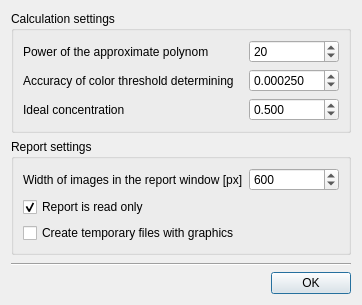
Old version of the form sources/settingsdialog.ui in the repository pa23/mixan.
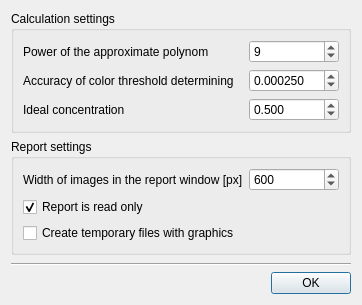
New version of the form. Icons and pictures are not drawn.

Commit message: Improvement of mix threshold color detection. Default value of approximate polynom power changed.

```diff
--- a/sources/settingsdialog.ui
+++ b/sources/settingsdialog.ui
@@ -10,7 +10,7 @@
     <x>0</x>
     <y>0</y>
     <width>429</width>
-    <height>322</height>
+    <height>331</height>
    </rect>
   </property>
   <property name="windowTitle">
@@ -61,7 +61,7 @@
          <number>255</number>
         </property>
         <property name="value">
-         <number>20</number>
+         <number>9</number>
         </property>
        </widget>
       </item>
```
The commit also changes 1 other file.
